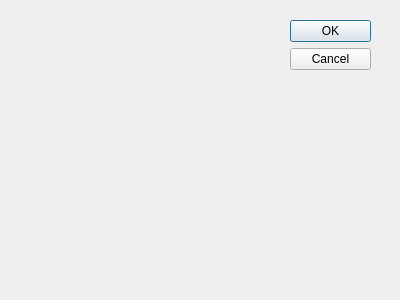
Old version of the form settginsDialog/settingsdialog.ui in the repository ag8920/navigation.
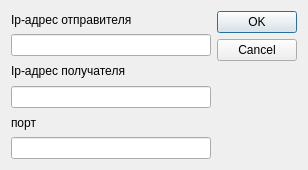
New version of the form.

Patch:
```diff
--- a/settginsDialog/settingsdialog.ui
+++ b/settginsDialog/settingsdialog.ui
@@ -8,29 +8,74 @@
    <rect>
     <x>0</x>
     <y>0</y>
-    <width>400</width>
-    <height>300</height>
+    <width>308</width>
+    <height>170</height>
    </rect>
   </property>
+  <property name="minimumSize">
+   <size>
+    <width>308</width>
+    <height>170</height>
+   </size>
+  </property>
   <property name="windowTitle">
    <string>Dialog</string>
   </property>
-  <widget class="QDialogButtonBox" name="buttonBox">
-   <property name="geometry">
-    <rect>
-     <x>290</x>
-     <y>20</y>
-     <width>81</width>
-     <height>241</height>
-    </rect>
+  <layout class="QGridLayout" name="gridLayout">
+   <property name="sizeConstraint">
+    <enum>QLayout::SetDefaultConstraint</enum>
    </property>
-   <property name="orientation">
-    <enum>Qt::Vertical</enum>
-   </property>
-   <property name="standardButtons">
-    <set>QDialogButtonBox::Cancel|QDialogButtonBox::Ok</set>
-   </property>
-  </widget>
+   <item row="0" column="0">
+    <layout class="QVBoxLayout" name="verticalLayout">
+     <item>
+      <widget class="QLabel" name="label">
+       <property name="text">
+        <string>Ip-адрес отправителя</string>
+       </property>
+      </widget>
+     </item>
+     <item>
+      <widget class="QLineEdit" name="lineEditIP"/>
+     </item>
+     <item>
+      <widget class="QLabel" name="label_3">
+       <property name="text">
+        <string>Ip-адрес получателя</string>
+       </property>
+      </widget>
+     </item>
+     <item>
+      <widget class="QLineEdit" name="lineEditIPreciever"/>
+     </item>
+     <item>
+      <widget class="QLabel" name="label_2">
+       <property name="text">
+        <string>порт</string>
+       </property>
+      </widget>
+     </item>
+     <item>
+      <widget class="QLineEdit" name="lineEditPort"/>
+     </item>
+    </layout>
+   </item>
+   <item row="0" column="1">
+    <widget class="QDialogButtonBox" name="buttonBox">
+     <property name="sizePolicy">
+      <sizepolicy hsizetype="Preferred" vsizetype="MinimumExpanding">
+       <horstretch>0</horstretch>
+       <verstretch>0</verstretch>
+      </sizepolicy>
+     </property>
+     <property name="orientation">
+      <enum>Qt::Vertical</enum>
+     </property>
+     <property name="standardButtons">
+      <set>QDialogButtonBox::Cancel|QDialogButtonBox::Ok</set>
+     </property>
+    </widget>
+   </item>
+  </layout>
  </widget>
  <pixmapfunction/>
  <resources/>
```
Left out of the diff: 5 changed lines with no effect on the pictures.
